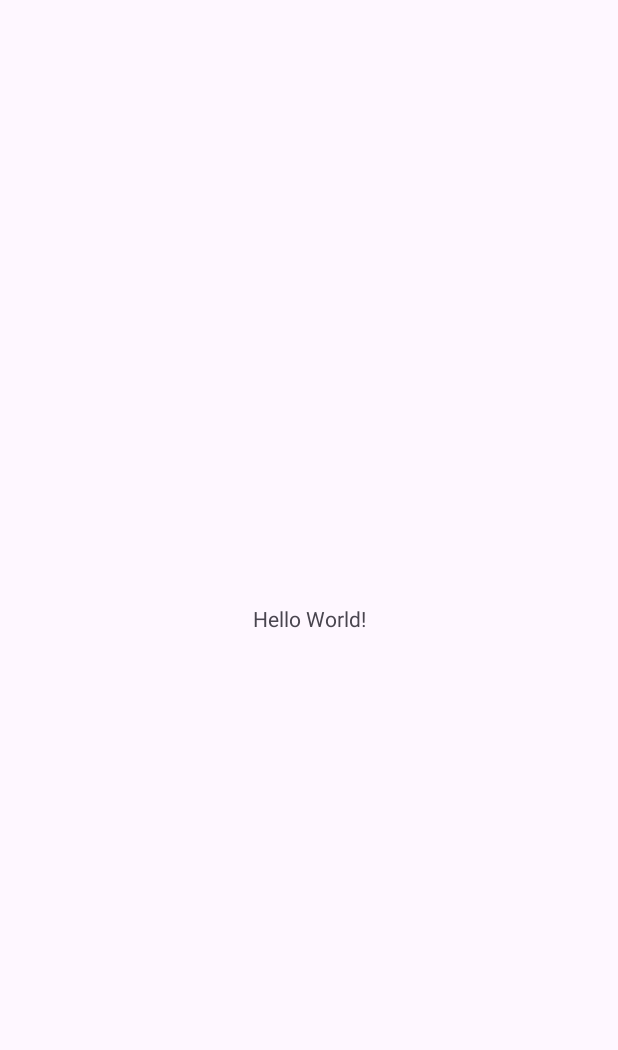
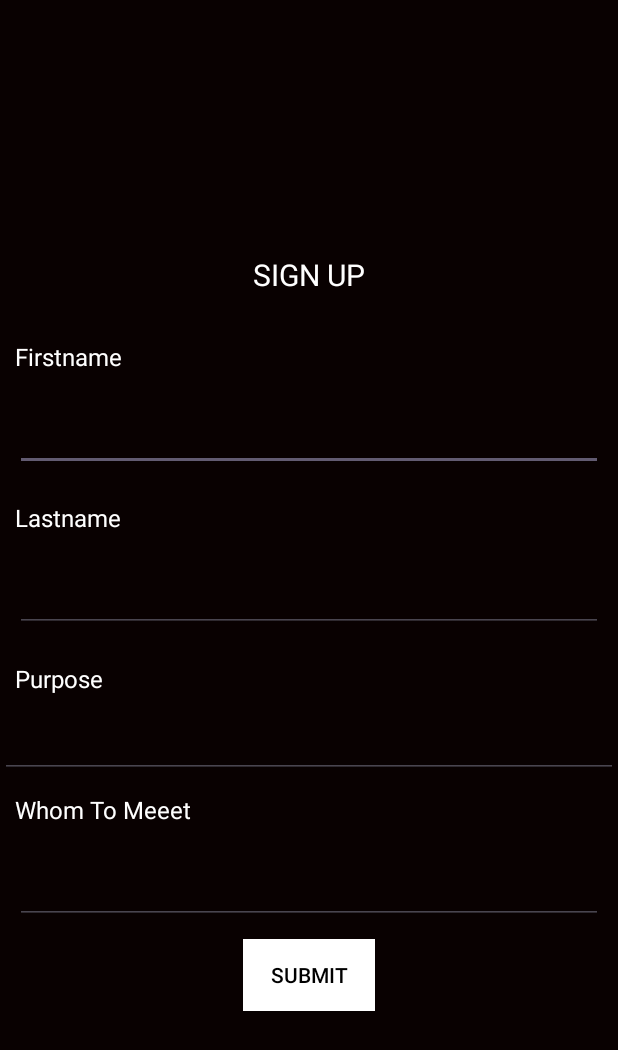
Before and after one commit to Dona-anna-renji/Visitors-app, an Android app: the screen it shows after launch (MainActivity), on a phone screen of 412 x 824 dp. Before the commit the part shown is almost empty. Shown: the top 1050 px of the screen. Run offline under Robolectric (Android 15) with nearby library versions, the phone set to English and light mode, and no system bars.

```diff
--- a/app/src/main/AndroidManifest.xml
+++ b/app/src/main/AndroidManifest.xml
@@ -1,6 +1,6 @@
 <?xml version="1.0" encoding="utf-8"?>
 <manifest xmlns:android="http://schemas.android.com/apk/res/android"
-    xmlns:tools="http://schemas.android.com/tools">
+    xmlns:tools="http://schemas.android.com/tools" >
 
     <application
         android:allowBackup="true"
@@ -11,10 +11,10 @@
         android:roundIcon="@mipmap/ic_launcher_round"
         android:supportsRtl="true"
         android:theme="@style/Theme.VisitorsApp"
-        tools:targetApi="31">
+        tools:targetApi="31" >
         <activity
             android:name=".MainActivity"
-            android:exported="true">
+            android:exported="true" >
             <intent-filter>
                 <action android:name="android.intent.action.MAIN" />
 
--- a/app/src/main/res/layout/activity_main.xml
+++ b/app/src/main/res/layout/activity_main.xml
@@ -1,19 +1,85 @@
-<?xml version="1.0" encoding="utf-8"?>
-<androidx.constraintlayout.widget.ConstraintLayout xmlns:android="http://schemas.android.com/apk/res/android"
-    xmlns:app="http://schemas.android.com/apk/res-auto"
-    xmlns:tools="http://schemas.android.com/tools"
-    android:id="@+id/main"
-    android:layout_width="match_parent"
-    android:layout_height="match_parent"
-    tools:context=".MainActivity">
 
-    <TextView
-        android:layout_width="wrap_content"
-        android:layout_height="wrap_content"
-        android:text="Hello World!"
-        app:layout_constraintBottom_toBottomOf="parent"
-        app:layout_constraintEnd_toEndOf="parent"
-        app:layout_constraintStart_toStartOf="parent"
-        app:layout_constraintTop_toTopOf="parent" />
+    <LinearLayout android:layout_height="match_parent"
+        android:layout_width="match_parent"
 
-</androidx.constraintlayout.widget.ConstraintLayout>
+        android:gravity="center"
+        android:background="#090101"
+        android:orientation="vertical"
+        xmlns:android="http://schemas.android.com/apk/res/android">
+        <TextView android:layout_height="wrap_content"
+            android:layout_width="match_parent"
+            android:text="SIGN UP"
+            android:gravity="center"
+            android:textColor="@color/white"
+            android:textSize="20sp"
+            style="bold"
+            android:layout_margin="20dp">
+
+        </TextView>
+        <TextView
+            android:textColor="@color/white"
+            android:textSize="16dp"
+            android:layout_margin="10dp"
+            android:layout_height="wrap_content"
+            android:layout_width="match_parent"
+            android:text="Firstname"
+            />
+        <EditText
+            android:layout_margin="10dp"
+            android:textColor="@color/white"
+            android:id="@+id/suser"
+            android:layout_height="wrap_content"
+            android:layout_width="match_parent"
+            />
+        <TextView
+            android:layout_margin="10dp"
+            android:textColor="@color/white"
+            android:textSize="16dp"
+            android:layout_height="wrap_content"
+            android:layout_width="match_parent"
+            android:text="Lastname"
+            />
+        <EditText
+            android:textColor="@color/white"
+            android:layout_margin="10dp"
+            android:layout_height="wrap_content"
+            android:layout_width="match_parent"
+            />
+        <TextView
+            android:textColor="@color/white"
+            android:textSize="16dp"
+            android:layout_margin="10dp"
+            android:layout_height="wrap_content"
+            android:layout_width="match_parent"
+            android:text="Purpose"
+            />
+
+        <EditText
+            android:textColor="@color/white"
+            android:layout_height="wrap_content"
+            android:layout_width="match_parent"
+            />
+        <TextView
+            android:textColor="@color/white"
+            android:textSize="16dp"
+            android:text="Whom To Meeet"
+            android:layout_margin="10dp"
+            android:layout_height="wrap_content"
+            android:layout_width="match_parent"
+            />
+
+        <EditText
+            android:layout_margin="10dp"
+            android:textColor="@color/white"
+            android:layout_height="wrap_content"
+            android:layout_width="match_parent"
+            />
+        <androidx.appcompat.widget.AppCompatButton
+            android:layout_width="wrap_content"
+            android:layout_height="wrap_content"
+            android:text="SUBMIT"
+
+            android:textColor="@color/black"
+            android:background="@color/white"/>
+
+    </LinearLayout>
```
